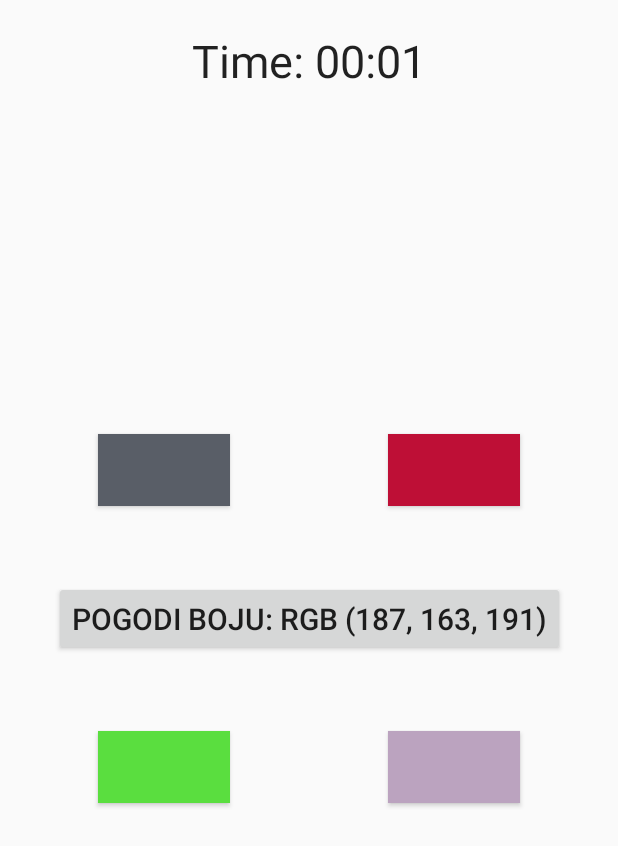
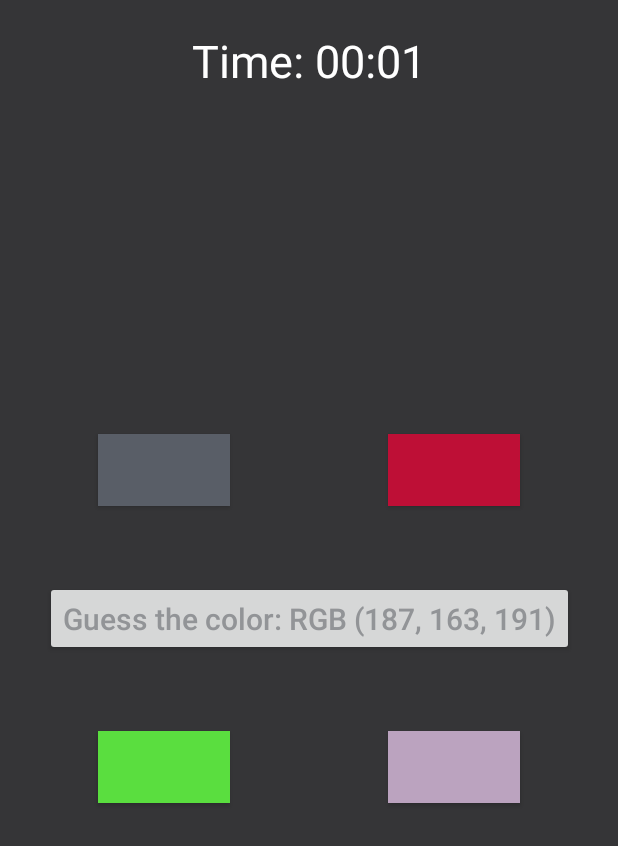
Before and after one commit to Stefann014/RGB-Color-Game, an Android app: the GameActivity screen opened directly, with no data from a screen before it, on a phone screen of 412 x 824 dp. Shown: the top 846 px of the screen. Run offline under Robolectric (Android 15) with nearby library versions, the phone set to English and light mode, and no system bars; our stand-ins replace Room's generated code.

Commit message:
RGB kartice

```diff
--- a/app/src/main/AndroidManifest.xml
+++ b/app/src/main/AndroidManifest.xml
@@ -10,20 +10,19 @@
         android:roundIcon="@drawable/logo"
         android:supportsRtl="true"
         android:theme="@style/AppTheme">
-
+        <activity android:name=".activity.activity.ScoreboardActivity"></activity>
         <activity
             android:name=".activity.activity.GameActivity"
             android:theme="@style/Theme.AppCompat.DayNight.NoActionBar" />
-
         <activity
             android:name=".activity.activity.HomeActivity"
             android:theme="@style/Theme.AppCompat.DayNight.NoActionBar">
             <intent-filter>
                 <action android:name="android.intent.action.MAIN" />
+
                 <category android:name="android.intent.category.LAUNCHER" />
             </intent-filter>
         </activity>
-
     </application>
 
 </manifest>
--- a/app/src/main/java/com/example/rgbcolorgame/activity/activity/GameActivity.java
+++ b/app/src/main/java/com/example/rgbcolorgame/activity/activity/GameActivity.java
@@ -15,8 +15,11 @@ import android.widget.Button;
 import android.widget.Chronometer;
 
 import androidx.appcompat.app.AppCompatActivity;
+import androidx.lifecycle.ViewModelProvider;
 
 import com.example.rgbcolorgame.R;
+import com.example.rgbcolorgame.activity.domain.Rezultat;
+import com.example.rgbcolorgame.activity.viewModel.ViewModel;
 
 import java.util.Random;
 import java.util.Timer;
@@ -43,7 +46,7 @@ public class GameActivity extends AppCompatActivity {
     private Button btnLevo;
 
     // Button
-    private Button pauseBtn;
+    private Button btnPause;
 
     // Position
     private float arrowUpX;
@@ -60,7 +63,7 @@ public class GameActivity extends AppCompatActivity {
     private Timer timer = new Timer();
 
     // Status Check
-    private boolean pause_flg = false;
+    // private boolean pause_flg = false;
 
     private Chronometer chronometer;
 
@@ -68,6 +71,7 @@ public class GameActivity extends AppCompatActivity {
     private int skor = 0;
     private int brojRundi = 0;
     private long protekleMiliSekunde = 0;
+    ViewModel viewModel;
 
     @Override
     protected void onCreate(Bundle savedInstanceState) {
@@ -80,11 +84,19 @@ public class GameActivity extends AppCompatActivity {
             srediPomeranje(levelSpeed);
             srediDugmice();
             srediListenere();
+            srediViewModel();
         } else {
             pokreniHronometar();
             srediDugmice();
             srediListenere();
+            srediViewModel();
         }
+    }
+
+    private void srediViewModel() {
+        viewModel = new ViewModelProvider(this,
+                new ViewModelProvider.AndroidViewModelFactory(this.getApplication()))
+                .get(ViewModel.class);
     }
 
     private void srediIntent() {
@@ -112,7 +124,7 @@ public class GameActivity extends AppCompatActivity {
         int red = r.nextInt((high - low) + 1) + low;
         int green = r.nextInt((high - low) + 1) + low;
         int blue = r.nextInt((high - low) + 1) + low;
-        pauseBtn.setText("Pogodi boju: RGB (" + red + ", " + green + ", " + blue + ")");
+        btnPause.setText("Guess the color: RGB (" + red + ", " + green + ", " + blue + ")");
 
         int donja = 1;
         int gornja = 4;
@@ -184,7 +196,7 @@ public class GameActivity extends AppCompatActivity {
                 handler.post(new Runnable() {
                     @Override
                     public void run() {
-                        changePos();
+                        promeniPoziciju();
                     }
                 });
             }
@@ -197,7 +209,7 @@ public class GameActivity extends AppCompatActivity {
         btnDole = findViewById(R.id.btnDown);
         btnDesno = findViewById(R.id.btnRight);
         btnLevo = findViewById(R.id.btnLeft);
-        pauseBtn = findViewById(R.id.btnPause);
+        btnPause = findViewById(R.id.btnPause);
         chronometer = findViewById(R.id.chronometer);
 
         chronometer.setFormat("Time: %s");
@@ -211,14 +223,6 @@ public class GameActivity extends AppCompatActivity {
     }
 
     public void srediListenere() {
-        if (levelSpeed != 0) {
-            pauseBtn.setOnClickListener(new View.OnClickListener() {
-                @Override
-                public void onClick(View view) {
-                    pausePushed(levelSpeed);
-                }
-            });
-        }
 
         btnGore.setOnClickListener(new View.OnClickListener() {
             @Override
@@ -235,6 +239,8 @@ public class GameActivity extends AppCompatActivity {
                         chronometer.stop();
                         protekleMiliSekunde = SystemClock.elapsedRealtime() - chronometer.getBase();
                         int brSek = Math.round(protekleMiliSekunde / 1000);
+                        Rezultat rezultat = new Rezultat(skor, "2020-05-05", brSek, player);
+                        viewModel.insert(rezultat);
                     }
                     Log.d("SKOR", skor + "");
                 } else {
@@ -259,6 +265,8 @@ public class GameActivity extends AppCompatActivity {
                         chronometer.stop();
                         protekleMiliSekunde = SystemClock.elapsedRealtime() - chronometer.getBase();
                         int brSek = Math.round(protekleMiliSekunde / 1000);
+                        Rezultat rezultat = new Rezultat(skor, "2020-05-05", brSek, player);
+                        viewModel.insert(rezultat);
                     }
                     Log.d("SKOR", skor + "");
                 } else {
@@ -283,6 +291,8 @@ public class GameActivity extends AppCompatActivity {
                         chronometer.stop();
                         protekleMiliSekunde = SystemClock.elapsedRealtime() - chronometer.getBase();
                         int brSek = Math.round(protekleMiliSekunde / 1000);
+                        Rezultat rezultat = new Rezultat(skor, "2020-05-05", brSek, player);
+                        viewModel.insert(rezultat);
                     }
                     Log.d("SKOR", skor + "");
                 } else {
@@ -307,6 +317,8 @@ public class GameActivity extends AppCompatActivity {
                         chronometer.stop();
                         protekleMiliSekunde = SystemClock.elapsedRealtime() - chronometer.getBase();
                         int brSek = Math.round(protekleMiliSekunde / 1000);
+                        Rezultat rezultat = new Rezultat(skor, "2020-05-05", brSek, player);
+                        viewModel.insert(rezultat);
                     }
 
                     Log.d("SKOR", skor + "");
@@ -316,6 +328,9 @@ public class GameActivity extends AppCompatActivity {
                 }
             }
         });
+
+        btnPause.setClickable(false);
+
     }
 
     private void vratiVidljivost() {
@@ -330,7 +345,7 @@ public class GameActivity extends AppCompatActivity {
         chronometer.start();
     }
 
-    public void changePos() {
+    public void promeniPoziciju() {
         // Up
         arrowUpY -= 10;
         if (btnGore.getY() + btnGore.getHeight() < 0) {
@@ -369,6 +384,7 @@ public class GameActivity extends AppCompatActivity {
 
     }
 
+    /*
         public void pausePushed(int levelSpeed) {
 
             if (!pause_flg) {
@@ -390,14 +406,14 @@ public class GameActivity extends AppCompatActivity {
                         handler.post(new Runnable() {
                             @Override
                             public void run() {
-                            changePos();
+                                promeniPoziciju();
                             }
                         });
                     }
                 }, 0, levelSpeed);
             }
         }
-
+    */
     @Override
     protected void onPause() {
         super.onPause();
--- a/app/src/main/res/layout/activity_game.xml
+++ b/app/src/main/res/layout/activity_game.xml
@@ -6,18 +6,22 @@
     xmlns:tools="http://schemas.android.com/tools"
     android:layout_width="match_parent"
     android:layout_height="match_parent"
+    android:background="#353537"
     tools:context=".activity.activity.GameActivity">
 
     <Button
         android:id="@+id/btnPause"
         android:layout_width="wrap_content"
         android:layout_height="50dp"
-        android:text="PAUSE"
+        android:text="Pause"
+        android:textAllCaps="false"
+        android:textColor="#929497"
         android:textSize="20sp"
         app:layout_constraintBottom_toBottomOf="parent"
         app:layout_constraintEnd_toEndOf="parent"
         app:layout_constraintStart_toStartOf="parent"
-        app:layout_constraintTop_toTopOf="parent" />
+        app:layout_constraintTop_toTopOf="parent"
+        tools:ignore="HardcodedText" />
 
 
     <Button
@@ -65,6 +69,7 @@
         android:layout_width="wrap_content"
         android:layout_height="wrap_content"
         android:layout_marginTop="20dp"
+        android:textColor="#FFFFFF"
         android:textSize="30sp"
         app:layout_constraintEnd_toEndOf="parent"
         app:layout_constraintStart_toStartOf="parent"
```
Also changed, not shown: app/build.gradle (+4 -4 lines), app/src/main/java/com/example/rgbcolorgame/activity/activity/ScoreboardActivity.java (added, +16 -0 lines), app/src/main/java/com/example/rgbcolorgame/activity/domain/Rezultat.java (+13 -10 lines), app/src/main/res/layout/activity_scoreboard.xml (added, +24 -0 lines), app/src/main/res/layout/score_cardview.xml (added, +86 -0 lines). Lines whose indentation alone changed are shown as unchanged.
